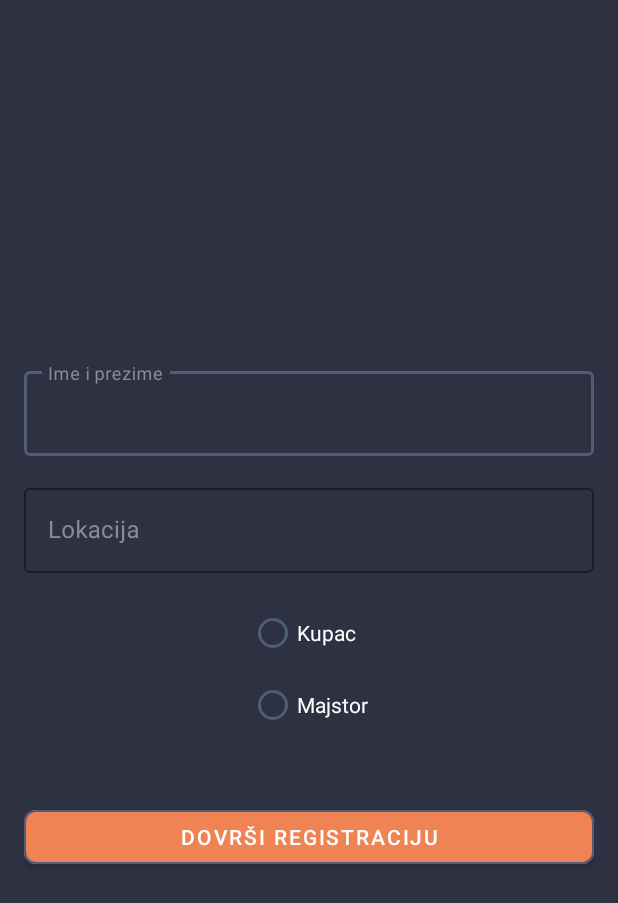
After one commit to mujo3/Razvoj-mobilnih-aplikacija-i-servisa, an Android app: the ProfileSetupActivity screen opened directly, with no data from a screen before it, on a phone screen of 412 x 824 dp. The commit adds this screen. Shown: the top 903 px of the screen. Run offline under Robolectric (Android 15) with nearby library versions, the phone set to English and light mode, and no system bars; our stand-ins replace Firebase (no records; nobody signed in at launch, a user with empty details on screens opened directly).

Commit message:
Google sign in

```diff
--- a/PronadjiMajstora/app/build.gradle.kts
+++ b/PronadjiMajstora/app/build.gradle.kts
@@ -61,8 +61,7 @@ dependencies {
     implementation("androidx.appcompat:appcompat:1.7.0")
     implementation("androidx.constraintlayout:constraintlayout:2.2.0")
 
-    // Facebook i Google prijava
-    implementation("com.facebook.android:facebook-android-sdk:16.3.0")
+
     implementation("com.google.android.gms:play-services-auth:21.0.0")
     implementation("com.google.firebase:firebase-firestore:25.1.2")
 
--- a/PronadjiMajstora/app/src/main/java/com/example/pronadjimajstora/HomeCraftsmanActivity.kt
+++ b/PronadjiMajstora/app/src/main/java/com/example/pronadjimajstora/HomeCraftsmanActivity.kt
@@ -30,7 +30,6 @@ class HomeCraftsmanActivity : AppCompatActivity() {
             }
             true
         }
-
     }
 
     private fun loadFragment(fragment: Fragment) {
--- /dev/null
+++ b/PronadjiMajstora/app/src/main/java/com/example/pronadjimajstora/ProfileSetupActivity.kt
@@ -0,0 +1,118 @@
+package com.example.pronadjimajstora
+
+import android.content.Intent
+import android.os.Bundle
+import android.view.View
+import android.widget.Toast
+import androidx.appcompat.app.AppCompatActivity
+import com.example.pronadjimajstora.databinding.ActivityProfileSetupBinding
+import com.google.firebase.auth.FirebaseAuth
+import com.google.firebase.firestore.FirebaseFirestore
+
+class ProfileSetupActivity : AppCompatActivity() {
+
+    private lateinit var binding: ActivityProfileSetupBinding
+    private lateinit var auth: FirebaseAuth
+    private lateinit var firestore: FirebaseFirestore
+    private var userType: String = "kupac"
+
+    override fun onCreate(savedInstanceState: Bundle?) {
+        super.onCreate(savedInstanceState)
+        binding = ActivityProfileSetupBinding.inflate(layoutInflater)
+        setContentView(binding.root)
+
+        auth = FirebaseAuth.getInstance()
+        firestore = FirebaseFirestore.getInstance()
+
+        // Postavi podatke dobivene iz prijave
+        val email = intent.getStringExtra("email")
+        val name = intent.getStringExtra("name")
+        binding.etFullName.setText(name ?: "")
+
+        // Promjena tipa korisnika
+        binding.radioUserType.setOnCheckedChangeListener { _, checkedId ->
+            userType = when (checkedId) {
+                R.id.radioCustomer -> {
+                    binding.layoutSpecialization.visibility = View.GONE
+                    "kupac"
+                }
+                R.id.radioCraftsman -> {
+                    binding.layoutSpecialization.visibility = View.VISIBLE
+                    "majstor"
+                }
+                else -> "kupac"
+            }
+        }
+
+        binding.btnCompleteRegistration.setOnClickListener {
+            val fullName = binding.etFullName.text.toString().trim()
+            val location = binding.etLocation.text.toString().trim()
+            val specialization = binding.etSpecialization.text.toString().trim()
+
+            if (validateInputs(fullName, location, specialization)) {
+                saveUserProfile(fullName, location, specialization)
+            }
+        }
+    }
+
+    private fun validateInputs(
+        fullName: String,
+        location: String,
+        specialization: String
+    ): Boolean {
+        return when {
+            fullName.isEmpty() -> {
+                binding.etFullName.error = "Unesite ime i prezime"
+                false
+            }
+            location.isEmpty() -> {
+                binding.etLocation.error = "Unesite lokaciju"
+                false
+            }
+            (userType == "majstor" && specialization.isEmpty()) -> {
+                binding.etSpecialization.error = "Unesite specijalizaciju"
+                false
+            }
+            else -> true
+        }
+    }
+
+    private fun saveUserProfile(fullName: String, location: String, specialization: String) {
+        val uid = auth.currentUser?.uid ?: return
+        val currentUser = auth.currentUser
+
+        val userData = hashMapOf<String, Any>(
+            "email" to (currentUser?.email ?: ""),
+            "userType" to userType,
+            "name" to fullName,
+            "location" to location,
+            "profilePicUrl" to (currentUser?.photoUrl?.toString() ?: ""),
+            "specialization" to (if (userType == "majstor") specialization else ""),
+            "phone" to "",
+            "bio" to "",
+            "rating" to 0.0,
+            "finished_ads" to 0,
+            "posted_requests" to 0
+        )
+
+        firestore.collection("users").document(uid)
+            .set(userData)
+            .addOnSuccessListener {
+                Toast.makeText(this, "Profil uspješno kreiran", Toast.LENGTH_SHORT).show()
+                navigateToHome(userType)
+            }
+            .addOnFailureListener { e ->
+                Toast.makeText(this, "Greška pri spremanju profila: ${e.message}", Toast.LENGTH_SHORT).show()
+            }
+    }
+
+    private fun navigateToHome(userType: String) {
+        val intent = if (userType == "majstor") {
+            Intent(this, HomeCraftsmanActivity::class.java)
+        } else {
+            Intent(this, HomeCustomerActivity::class.java)
+        }
+        startActivity(intent)
+        finish()
+    }
+}
--- a/PronadjiMajstora/app/src/main/res/layout/activity_edit_profile.xml
+++ b/PronadjiMajstora/app/src/main/res/layout/activity_edit_profile.xml
@@ -10,7 +10,8 @@
 
     <androidx.constraintlayout.widget.ConstraintLayout
         android:layout_width="match_parent"
-        android:layout_height="wrap_content">
+        android:layout_height="wrap_content"
+        android:layout_marginTop="15sp">
 
         <!-- Profilna slika -->
         <ImageView
--- a/PronadjiMajstora/app/src/main/res/layout/activity_profile.xml
+++ b/PronadjiMajstora/app/src/main/res/layout/activity_profile.xml
@@ -9,7 +9,8 @@
     <androidx.constraintlayout.widget.ConstraintLayout
         android:layout_width="match_parent"
         android:layout_height="wrap_content"
-        android:padding="16dp">
+        android:padding="16dp"
+        android:layout_marginTop="15sp">
 
         <!-- Profile Header (koristi standardni ImageView, smanjena veličina) -->
         <ImageView
--- /dev/null
+++ b/PronadjiMajstora/app/src/main/res/layout/activity_profile_setup.xml
@@ -0,0 +1,110 @@
+<?xml version="1.0" encoding="utf-8"?>
+<ScrollView
+    xmlns:android="http://schemas.android.com/apk/res/android"
+    xmlns:app="http://schemas.android.com/apk/res-auto"
+    android:layout_width="match_parent"
+    android:layout_height="match_parent"
+    android:background="@color/colorBackground"
+    android:padding="16dp"
+    android:fillViewport="true">
+
+    <LinearLayout
+        android:layout_width="match_parent"
+        android:layout_height="match_parent"
+        android:gravity="center"
+        android:orientation="vertical">
+
+        <!-- Ime i prezime -->
+        <com.google.android.material.textfield.TextInputLayout
+            style="@style/TextInputStyle"
+            android:layout_width="match_parent"
+            android:layout_height="wrap_content"
+            android:layout_marginBottom="16dp"
+            android:hint="Ime i prezime"
+            app:hintTextColor="@color/colorHint">
+
+            <com.google.android.material.textfield.TextInputEditText
+                android:id="@+id/etFullName"
+                android:layout_width="match_parent"
+                android:layout_height="wrap_content"
+                android:textColor="@color/colorText"
+                android:contentDescription="Unesite vaše ime i prezime" />
+        </com.google.android.material.textfield.TextInputLayout>
+
+        <!-- Lokacija -->
+        <com.google.android.material.textfield.TextInputLayout
+            style="@style/TextInputStyle"
+            android:layout_width="match_parent"
+            android:layout_height="wrap_content"
+            android:layout_marginBottom="16dp"
+            android:hint="Lokacija"
+            app:hintTextColor="@color/colorHint">
+
+            <com.google.android.material.textfield.TextInputEditText
+                android:id="@+id/etLocation"
+                android:layout_width="match_parent"
+                android:layout_height="wrap_content"
+                android:textColor="@color/colorText"
+                android:contentDescription="Unesite vašu lokaciju" />
+        </com.google.android.material.textfield.TextInputLayout>
+
+        <!-- Tip korisnika -->
+        <RadioGroup
+            android:id="@+id/radioUserType"
+            android:layout_width="wrap_content"
+            android:layout_height="wrap_content"
+            android:layout_marginBottom="16dp"
+            android:orientation="vertical"
+            android:layout_gravity="center_horizontal">
+
+            <com.google.android.material.radiobutton.MaterialRadioButton
+                android:id="@+id/radioCustomer"
+                android:layout_width="wrap_content"
+                android:layout_height="wrap_content"
+                android:text="Kupac"
+                android:textColor="@color/white"
+                app:buttonTint="@color/colorPrimary" />
+
+            <com.google.android.material.radiobutton.MaterialRadioButton
+                android:id="@+id/radioCraftsman"
+                android:layout_width="wrap_content"
+                android:layout_height="wrap_content"
+                android:text="Majstor"
+                android:textColor="@color/white"
+                app:buttonTint="@color/colorPrimary" />
+        </RadioGroup>
+
+        <!-- Specijalizacija -->
+        <com.google.android.material.textfield.TextInputLayout
+            android:id="@+id/layoutSpecialization"
+            style="@style/TextInputStyle"
+            android:layout_width="match_parent"
+            android:layout_height="wrap_content"
+            android:visibility="gone"
+            android:hint="Specijalizacija"
+            app:hintTextColor="@color/colorHint">
+
+            <com.google.android.material.textfield.TextInputEditText
+                android:id="@+id/etSpecialization"
+                android:layout_width="match_parent"
+                android:layout_height="wrap_content"
+                android:textColor="@color/colorText"
+                android:contentDescription="Unesite vašu specijalizaciju" />
+        </com.google.android.material.textfield.TextInputLayout>
+
+        <!-- Dugme za dovršetak registracije -->
+        <com.google.android.material.button.MaterialButton
+            android:id="@+id/btnCompleteRegistration"
+            style="@style/Widget.MaterialComponents.Button"
+            android:layout_width="match_parent"
+            android:layout_height="48dp"
+            android:layout_marginTop="24dp"
+            android:text="Dovrši registraciju"
+            app:backgroundTint="@color/colorSecondary"
+            app:cornerRadius="8dp"
+            app:strokeColor="@color/colorPrimary"
+            app:strokeWidth="1dp"
+            android:textColor="@color/white" />
+
+    </LinearLayout>
+</ScrollView>
--- a/PronadjiMajstora/app/src/main/res/layout/dialog_edit_profile.xml
+++ b/PronadjiMajstora/app/src/main/res/layout/dialog_edit_profile.xml
@@ -8,7 +8,8 @@
         android:layout_width="match_parent"
         android:layout_height="wrap_content"
         android:orientation="vertical"
-        android:padding="16dp">
+        android:padding="16dp"
+        android:layout_marginTop="10sp">
 
         <!-- Profilna slika u dijalogu -->
         <ImageView
--- a/PronadjiMajstora/app/src/main/res/layout/item_service.xml
+++ b/PronadjiMajstora/app/src/main/res/layout/item_service.xml
@@ -14,7 +14,7 @@
         android:orientation="vertical"
         android:padding="16dp">
 
-        <!-- ImageView za prikaz slike usluge s manjom visinom -->
+        <!-- ImageView za prikaz slike usluge s fiksnom veličinom -->
         <ImageView
             android:id="@+id/ivServiceImage"
             android:layout_width="150sp"
@@ -46,7 +46,8 @@
             android:numStars="5"
             android:stepSize="0.5"
             android:rating="4.5"
-            android:layout_marginTop="8dp"/>
+            android:layout_marginTop="8dp"
+            android:isIndicator="true"/>
 
         <!-- Ažurirani element za lokaciju -->
         <TextView
@@ -84,6 +85,5 @@
             android:layout_marginTop="16dp"
             android:backgroundTint="@color/colorAccent"
             android:textColor="@color/white"/>
-
     </LinearLayout>
 </com.google.android.material.card.MaterialCardView>
--- a/PronadjiMajstora/app/src/main/res/values/colors.xml
+++ b/PronadjiMajstora/app/src/main/res/values/colors.xml
@@ -12,4 +12,8 @@
     <color name="colorPrimaryDark">#3700B3</color>
     <color name="nav_item_selected">@color/colorSecondary</color>
     <color name="nav_item_unselected">@color/colorText</color>
+    <color name="facebook_blue">#1877F2</color>
+    <color name="message_timestamp">#B3FFFFFF</color>
+    <color name="received_message">#F5F5F5</color>
+    <color name="sent_message">#2196F3</color>
 </resources>
--- a/PronadjiMajstora/app/src/main/res/values/strings.xml
+++ b/PronadjiMajstora/app/src/main/res/values/strings.xml
@@ -1,7 +1,7 @@
 <resources>
     <string name="app_name">PronadjiMajstora</string>
     <string name="fab_profile_desc">Profil korisnika</string>
-    <string name="default_web_client_id">YOUR_CLIENT_ID_HERE</string>
+    <string name="default_web_client_id">228762122925-7fcdcm3j7eajfdlrauttd977g3rkco7h.apps.googleusercontent.com</string>
     <string name="category_label">Kategorija</string>
     <string name="category_hint">Odaberite kategoriju</string>
     <string name="category_placeholder">Sve kategorije</string>
```
Also changed, not shown: PronadjiMajstora/app/src/main/AndroidManifest.xml (+10 -0 lines), PronadjiMajstora/app/src/main/java/com/example/pronadjimajstora/HomeCustomerActivity.kt (+40 -18 lines), PronadjiMajstora/app/src/main/java/com/example/pronadjimajstora/RegisterActivity.kt (+77 -47 lines), PronadjiMajstora/app/src/main/res/layout/activity_home_customer.xml (+8 -1 lines), PronadjiMajstora/app/src/main/res/layout/fragment_craftsman_messages.xml (+16 -0 lines), PronadjiMajstora/app/src/main/res/layout/fragment_register.xml (+14 -56 lines), PronadjiMajstora/app/src/main/java/com/example/pronadjimajstora/AddServiceFragment.kt (line endings or trailing spaces), PronadjiMajstora/app/src/main/java/com/example/pronadjimajstora/Service.kt (line endings or trailing spaces), PronadjiMajstora/app/src/main/java/com/example/pronadjimajstora/ServiceAdapter.kt (line endings or trailing spaces).
